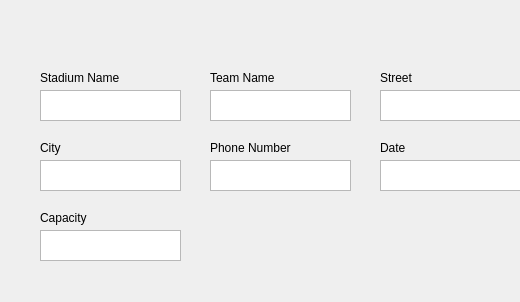
housengw/CS8-I-Love-Baseball, file app/baseball_gui/modify_stadium.ui: the form before one commit; both pictures show x 0 to 520 and y 0 to 302 of the 806 by 302 pixel window.
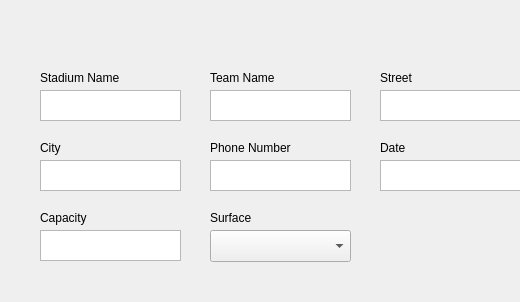
The form after the commit.

Commit message: added modify stadium function

```diff
--- a/app/baseball_gui/modify_stadium.ui
+++ b/app/baseball_gui/modify_stadium.ui
@@ -200,6 +200,29 @@
     </rect>
    </property>
   </widget>
+  <widget class="QComboBox" name="surface">
+   <property name="geometry">
+    <rect>
+     <x>210</x>
+     <y>230</y>
+     <width>141</width>
+     <height>32</height>
+    </rect>
+   </property>
+  </widget>
+  <widget class="QLabel" name="surface_label">
+   <property name="geometry">
+    <rect>
+     <x>210</x>
+     <y>210</y>
+     <width>101</width>
+     <height>16</height>
+    </rect>
+   </property>
+   <property name="text">
+    <string>Surface</string>
+   </property>
+  </widget>
  </widget>
  <resources/>
  <connections/>
```
The commit also changes 4 other files.
